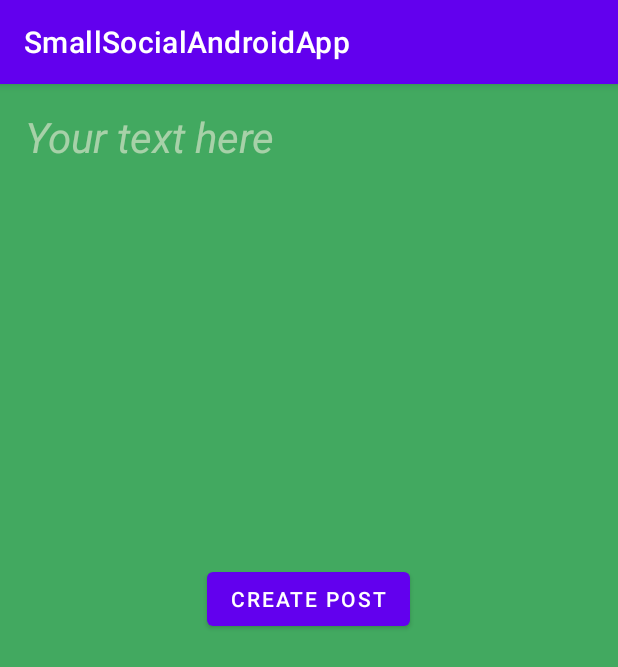
After one commit to AljoshaVieth/SmallSocialNetwork, an Android app: the CreatePostActivity screen opened directly, with no data from a screen before it, on a phone screen of 412 x 824 dp. The commit adds this screen. Shown: the top 667 px of the screen. Run offline under Robolectric (Android 15) with nearby library versions, the phone set to English and light mode, and no system bars; our stand-ins replace Volley; network calls fail.

Commit message:
aa: added post creation and fetching

```diff
--- a/frontend/android/SmallSocialAndroidApp/app/build.gradle
+++ b/frontend/android/SmallSocialAndroidApp/app/build.gradle
@@ -8,7 +8,7 @@ android {
 
     defaultConfig {
         applicationId "de.aljoshavieth.smallsocialandroidapp"
-        minSdkVersion 16
+        minSdkVersion 26
         targetSdkVersion 30
         versionCode 1
         versionName "1.0"
--- /dev/null
+++ b/frontend/android/SmallSocialAndroidApp/app/src/main/java/de/aljoshavieth/smallsocialandroidapp/CreatePostActivity.java
@@ -0,0 +1,107 @@
+package de.aljoshavieth.smallsocialandroidapp;
+
+import androidx.annotation.RequiresApi;
+import androidx.appcompat.app.AppCompatActivity;
+
+import android.content.Intent;
+import android.os.Build;
+import android.os.Bundle;
+import android.util.Log;
+import android.view.View;
+import android.view.WindowManager;
+import android.widget.EditText;
+import android.widget.Toast;
+
+import com.google.gson.Gson;
+
+import org.json.JSONException;
+import org.json.JSONObject;
+
+import java.util.ArrayList;
+import java.util.Random;
+import java.util.TreeMap;
+import java.util.UUID;
+
+public class CreatePostActivity extends AppCompatActivity implements SmallSocialNetworkApiService.ApiCallback {
+
+    private ArrayList<Integer> backgroundColors;
+    private int currentBackgroundColor;
+    private EditText createPostEditText;
+    private SmallSocialNetworkApiService apiService;
+    private Post post;
+
+    @RequiresApi(api = Build.VERSION_CODES.M)
+    @Override
+    protected void onCreate(Bundle savedInstanceState) {
+        super.onCreate(savedInstanceState);
+        setContentView(R.layout.activity_create_post);
+        initializeBackgroundColors();
+        createPostEditText = (EditText) findViewById(R.id.createPostEditText);
+        createPostEditText.requestFocus();
+        getWindow().setSoftInputMode(WindowManager.LayoutParams.SOFT_INPUT_STATE_VISIBLE);
+        currentBackgroundColor = getRandomBackgroundColor();
+        createPostEditText.getRootView().setBackgroundColor(currentBackgroundColor);
+        apiService = new SmallSocialNetworkApiService(this);
+    }
+
+    public void submitPost(View view) {
+        String content = createPostEditText.getText().toString();
+        if (content.length() < 1) {
+            Toast toast = Toast.makeText(this, getString(R.string.empty_content_error), Toast.LENGTH_LONG);
+            toast.show();
+            return;
+        }
+        long unixTime = System.currentTimeMillis() / 1000L;
+        post = new Post(UUID.randomUUID().toString(), content, getColorAsString(currentBackgroundColor), new ArrayList<>(), MainActivity.user, unixTime);
+        //TODO submit post
+        String url = getString(R.string.apiBaseUrl) + "/post";
+        Gson gson = new Gson();
+        try {
+            JSONObject postAsJson = new JSONObject(gson.toJson(post));
+            apiService.submitData(url, postAsJson, this);
+        } catch (JSONException e) {
+            e.printStackTrace();
+        }
+
+    }
+
+    @RequiresApi(api = Build.VERSION_CODES.M)
+    private void initializeBackgroundColors() {
+        backgroundColors = new ArrayList<>();
+        backgroundColors.add(getColor(R.color.dark_orange));
+        backgroundColors.add(getColor(R.color.canary_yellow));
+        backgroundColors.add(getColor(R.color.blue));
+        backgroundColors.add(getColor(R.color.electric_red));
+        backgroundColors.add(getColor(R.color.la_salle_green));
+        backgroundColors.add(getColor(R.color.patriarch));
+    }
+
+    private int getRandomBackgroundColor() {
+        Random r = new Random();
+        return backgroundColors.get(r.nextInt(backgroundColors.size()));
+    }
+
+    private String getColorAsString(int color) {
+        return String.format("#%06x", color & 0xffffff);
+    }
+
+    @Override
+    public void onResponseReceived() {
+        Toast toast = Toast.makeText(this, getString(R.string.post_submitted), Toast.LENGTH_LONG);
+        toast.show();
+        Log.i("SmallSocialAndroidApp", "Received response!");
+        Intent intent = new Intent(this, MainActivity.class);
+        intent.putExtra("update", true);
+        startActivity(intent);
+    }
+
+    @Override
+    public void onPostResponseReceived(TreeMap<String, Post> posts) {
+
+    }
+
+    @Override
+    public void onErrorResponseReceived() {
+
+    }
+}
--- /dev/null
+++ b/frontend/android/SmallSocialAndroidApp/app/src/main/res/layout/activity_create_post.xml
@@ -0,0 +1,38 @@
+<?xml version="1.0" encoding="utf-8"?>
+<androidx.constraintlayout.widget.ConstraintLayout xmlns:android="http://schemas.android.com/apk/res/android"
+    xmlns:app="http://schemas.android.com/apk/res-auto"
+    xmlns:tools="http://schemas.android.com/tools"
+    android:layout_width="match_parent"
+    android:layout_height="match_parent"
+    tools:context=".CreatePostActivity">
+
+    <EditText
+        android:id="@+id/createPostEditText"
+        android:layout_width="379dp"
+        android:layout_height="255dp"
+        android:layout_marginTop="16dp"
+        android:layout_weight="1"
+        android:background="@android:color/transparent"
+        android:gravity="top|left"
+        android:hint="@string/create_post_text_hint"
+        android:inputType="textMultiLine"
+        android:textColor="#F7F1E3"
+        android:textColorHint="#8EF7F1E3"
+        android:textSize="28sp"
+        app:layout_constraintEnd_toEndOf="parent"
+        app:layout_constraintStart_toStartOf="parent"
+        app:layout_constraintTop_toTopOf="parent" />
+
+    <Button
+        android:id="@+id/postSubmitButton"
+        android:layout_width="wrap_content"
+        android:layout_height="wrap_content"
+        android:layout_marginTop="48dp"
+        android:onClick="submitPost"
+        android:text="@string/create_post_button_text"
+        app:layout_constraintEnd_toEndOf="parent"
+        app:layout_constraintHorizontal_bias="0.498"
+        app:layout_constraintStart_toStartOf="parent"
+        app:layout_constraintTop_toBottomOf="@+id/createPostEditText" />
+
+</androidx.constraintlayout.widget.ConstraintLayout>
--- a/frontend/android/SmallSocialAndroidApp/app/src/main/res/values/colors.xml
+++ b/frontend/android/SmallSocialAndroidApp/app/src/main/res/values/colors.xml
@@ -7,4 +7,12 @@
     <color name="teal_700">#FF018786</color>
     <color name="black">#FF000000</color>
     <color name="white">#FFFFFFFF</color>
+
+    <color name="electric_red">#F74B4B</color>
+    <color name="dark_orange">#FF9908</color>
+    <color name="canary_yellow">#FFB901</color>
+    <color name="la_salle_green">#42A960</color>
+    <color name="blue">#4078FF</color>
+    <color name="patriarch">#893197</color>
+
 </resources>
--- a/frontend/android/SmallSocialAndroidApp/app/src/main/res/values/strings.xml
+++ b/frontend/android/SmallSocialAndroidApp/app/src/main/res/values/strings.xml
@@ -1,4 +1,8 @@
 <resources>
     <string name="app_name">SmallSocialAndroidApp</string>
-    <string name="apiBaseUrl">http://localhost/</string>
+    <string name="apiBaseUrl">http://10.0.2.2:8080</string>
+    <string name="create_post_text_hint"><i>Your text here</i></string>
+    <string name="create_post_button_text">create post</string>
+    <string name="empty_content_error">You have to type something in order to submit something</string>
+    <string name="post_submitted">Post submitted successfully</string>
 </resources>
```
Also changed, not shown: frontend/android/SmallSocialAndroidApp/app/src/main/AndroidManifest.xml (+6 -1 lines), frontend/android/SmallSocialAndroidApp/app/src/main/java/de/aljoshavieth/smallsocialandroidapp/ApiHandler.java (added, +40 -0 lines), frontend/android/SmallSocialAndroidApp/app/src/main/java/de/aljoshavieth/smallsocialandroidapp/Comment.java (added, +7 -0 lines), frontend/android/SmallSocialAndroidApp/app/src/main/java/de/aljoshavieth/smallsocialandroidapp/MainActivity.java (+94 -2 lines), frontend/android/SmallSocialAndroidApp/app/src/main/java/de/aljoshavieth/smallsocialandroidapp/Post.java (added, +50 -0 lines), frontend/android/SmallSocialAndroidApp/app/src/main/java/de/aljoshavieth/smallsocialandroidapp/PostListAdapter.java (added, +77 -0 lines), frontend/android/SmallSocialAndroidApp/app/src/main/java/de/aljoshavieth/smallsocialandroidapp/PostListHolder.java (added, +17 -0 lines), frontend/android/SmallSocialAndroidApp/app/src/main/java/de/aljoshavieth/smallsocialandroidapp/SmallSocialNetworkApiService.java (added, +93 -0 lines), frontend/android/SmallSocialAndroidApp/app/src/main/java/de/aljoshavieth/smallsocialandroidapp/User.java (added, +19 -0 lines), frontend/android/SmallSocialAndroidApp/app/src/main/java/de/aljoshavieth/smallsocialandroidapp/ViewPostActivity.java (added, +14 -0 lines), frontend/android/SmallSocialAndroidApp/app/src/main/res/layout/activity_main.xml (+9 -6 lines), frontend/android/SmallSocialAndroidApp/app/src/main/res/layout/activity_view_post.xml (added, +9 -0 lines), frontend/android/SmallSocialAndroidApp/app/src/main/res/layout/post_list.xml (added, +54 -0 lines).
